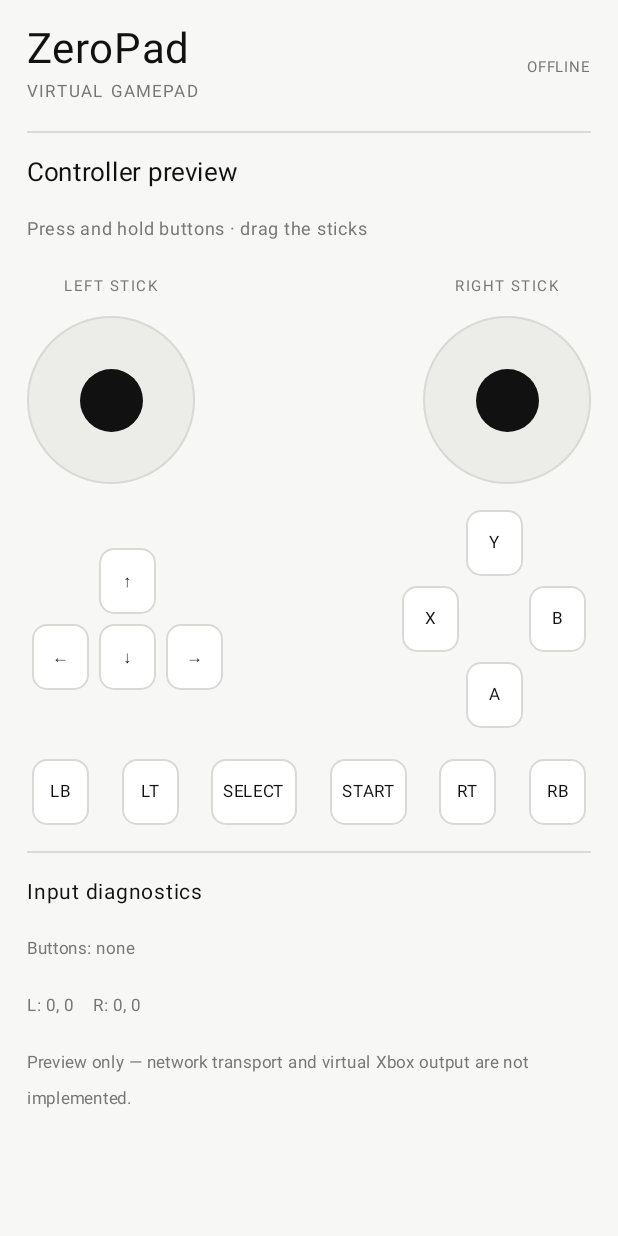
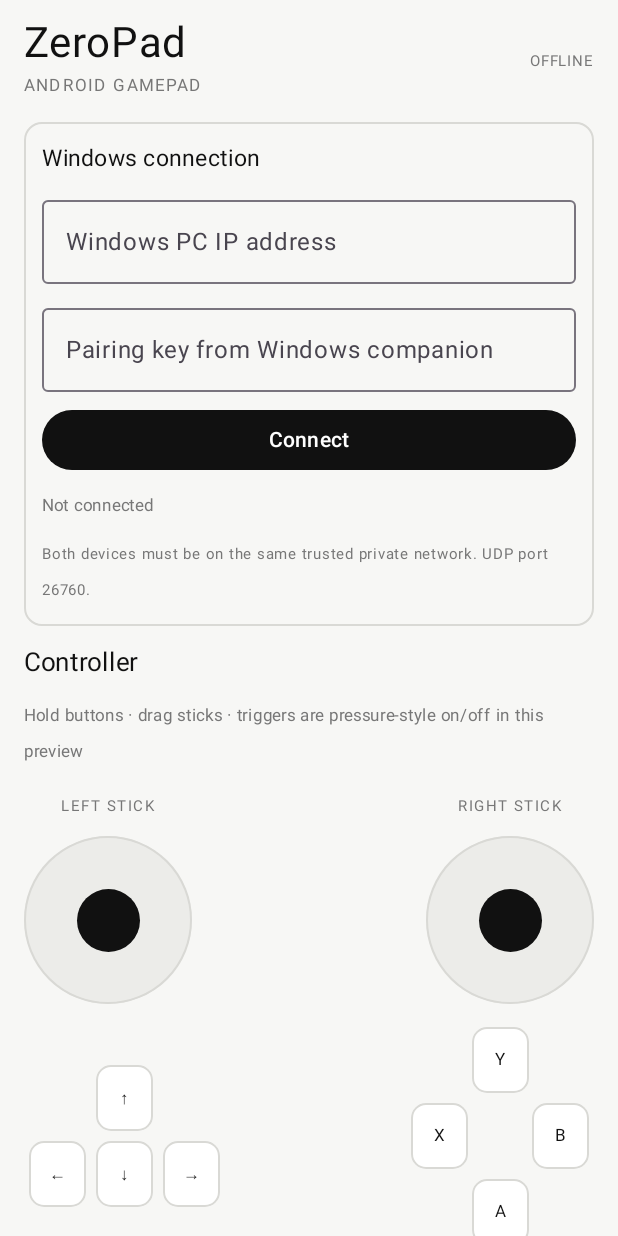
Before and after one commit to Aasimabdul/Zeropad, an Android app built with Jetpack Compose: the screen it shows after launch (MainActivity), on a phone screen of 412 x 824 dp. Run offline under Robolectric (Android 15) with nearby library versions, the phone set to English and light mode, and no system bars.

Commit message:
feat(android): connect controller UI to authenticated UDP sender

```diff
--- a/android/app/src/main/java/com/simbuild/zeropad/MainActivity.kt
+++ b/android/app/src/main/java/com/simbuild/zeropad/MainActivity.kt
@@ -8,9 +8,14 @@ import androidx.compose.foundation.border
 import androidx.compose.foundation.gestures.detectDragGestures
 import androidx.compose.foundation.gestures.detectTapGestures
 import androidx.compose.foundation.layout.*
+import androidx.compose.foundation.rememberScrollState
 import androidx.compose.foundation.shape.CircleShape
 import androidx.compose.foundation.shape.RoundedCornerShape
+import androidx.compose.foundation.verticalScroll
+import androidx.compose.material3.Button
+import androidx.compose.material3.ButtonDefaults
 import androidx.compose.material3.MaterialTheme
+import androidx.compose.material3.OutlinedTextField
 import androidx.compose.material3.Surface
 import androidx.compose.material3.Text
 import androidx.compose.runtime.*
@@ -21,6 +26,13 @@ import androidx.compose.ui.graphics.Color
 import androidx.compose.ui.input.pointer.pointerInput
 import androidx.compose.ui.unit.dp
 import androidx.compose.ui.unit.sp
+import kotlinx.coroutines.Dispatchers
+import kotlinx.coroutines.delay
+import kotlinx.coroutines.isActive
+import kotlinx.coroutines.launch
+import kotlinx.coroutines.flow.collectLatest
+import kotlinx.coroutines.flow.snapshotFlow
+import kotlinx.coroutines.withContext
 import kotlin.math.roundToInt
 
 private val Paper = Color(0xFFF7F7F5)
@@ -42,26 +54,113 @@ class MainActivity : ComponentActivity() {
 @Composable
 private fun ControllerScreen() {
     val pressed = remember { mutableStateListOf<String>() }
+    val client = remember { UdpGamepadClient() }
+    val scope = rememberCoroutineScope()
+    var host by remember { mutableStateOf("") }
+    var pairingKey by remember { mutableStateOf("") }
+    var connected by remember { mutableStateOf(false) }
+    var hostSeen by remember { mutableStateOf(false) }
+    var status by remember { mutableStateOf("Not connected") }
     var leftX by remember { mutableFloatStateOf(0f) }
     var leftY by remember { mutableFloatStateOf(0f) }
     var rightX by remember { mutableFloatStateOf(0f) }
     var rightY by remember { mutableFloatStateOf(0f) }
 
+    DisposableEffect(client) {
+        onDispose { client.close() }
+    }
+
+    LaunchedEffect(connected) {
+        if (!connected) return@LaunchedEffect
+        launch {
+            snapshotFlow {
+                GamepadSnapshot(
+                    buttons = pressed.filter { it != "LT" && it != "RT" }.toSet(),
+                    leftX = leftX,
+                    leftY = leftY,
+                    rightX = rightX,
+                    rightY = rightY,
+                    leftTrigger = if ("LT" in pressed) 1f else 0f,
+                    rightTrigger = if ("RT" in pressed) 1f else 0f
+                )
+            }.collectLatest { snapshot ->
+                while (isActive) {
+                    withContext(Dispatchers.IO) { client.send(snapshot) }
+                    delay(50)
+                }
+            }
+        }
+        launch {
+            while (isActive) {
+                val acknowledged = withContext(Dispatchers.IO) { client.receiveAck() }
+                if (acknowledged) {
+                    hostSeen = true
+                    status = "Connected · authenticated"
+                } else if (hostSeen) {
+                    hostSeen = false
+                    status = "Host not responding"
+                }
+            }
+        }
+    }
+
     Column(
-        Modifier.fillMaxSize().padding(horizontal = 18.dp, vertical = 16.dp),
-        verticalArrangement = Arrangement.spacedBy(14.dp)
+        Modifier.fillMaxSize().verticalScroll(rememberScrollState()).padding(horizontal = 16.dp, vertical = 12.dp),
+        verticalArrangement = Arrangement.spacedBy(12.dp)
     ) {
         Row(Modifier.fillMaxWidth(), verticalAlignment = Alignment.CenterVertically) {
             Column(Modifier.weight(1f)) {
                 Text("ZeroPad", fontSize = 28.sp, color = Ink)
-                Text("VIRTUAL GAMEPAD", fontSize = 11.sp, color = Muted, letterSpacing = 1.5.sp)
+                Text("ANDROID GAMEPAD", fontSize = 11.sp, color = Muted, letterSpacing = 1.5.sp)
             }
-            Text("OFFLINE", fontSize = 10.sp, color = Muted)
+            Text(if (hostSeen) "CONNECTED" else if (connected) "WAITING" else "OFFLINE", fontSize = 10.sp, color = Muted)
         }
-        Box(Modifier.fillMaxWidth().height(1.dp).background(Border))
-        Text("Controller preview", fontSize = 17.sp, color = Ink)
-        Text("Press and hold buttons · drag the sticks", fontSize = 12.sp, color = Muted)
 
+        Column(
+            Modifier.fillMaxWidth().border(1.dp, Border, RoundedCornerShape(12.dp)).padding(12.dp),
+            verticalArrangement = Arrangement.spacedBy(8.dp)
+        ) {
+            Text("Windows connection", fontSize = 15.sp, color = Ink)
+            OutlinedTextField(
+                value = host, onValueChange = { host = it },
+                modifier = Modifier.fillMaxWidth(), singleLine = true,
+                label = { Text("Windows PC IP address") },
+                placeholder = { Text("192.168.1.10") }
+            )
+            OutlinedTextField(
+                value = pairingKey, onValueChange = { pairingKey = it },
+                modifier = Modifier.fillMaxWidth(), singleLine = true,
+                label = { Text("Pairing key from Windows companion") }
+            )
+            Button(
+                onClick = {
+                    if (connected) {
+                        connected = false
+                        hostSeen = false
+                        status = "Not connected"
+                        client.close()
+                    } else {
+                        scope.launch {
+                            try {
+                                withContext(Dispatchers.IO) { client.connect(host, pairingKey) }
+                                hostSeen = false
+                                connected = true
+                                status = "Waiting for authenticated host response"
+                            } catch (error: Exception) {
+                                status = error.message ?: "Could not connect"
+                            }
+                        }
+                    }
+                },
+                colors = ButtonDefaults.buttonColors(containerColor = Ink, contentColor = Color.White),
+                modifier = Modifier.fillMaxWidth()
+            ) { Text(if (connected) "Disconnect" else "Connect") }
+            Text(status, fontSize = 11.sp, color = if (hostSeen) Ink else Muted)
+            Text("Both devices must be on the same trusted private network. UDP port 26760.", fontSize = 10.sp, color = Muted)
+        }
+
+        Text("Controller", fontSize = 17.sp, color = Ink)
+        Text("Hold buttons · drag sticks · triggers are pressure-style on/off in this preview", fontSize = 11.sp, color = Muted)
         Row(Modifier.fillMaxWidth(), horizontalArrangement = Arrangement.SpaceBetween, verticalAlignment = Alignment.CenterVertically) {
             StickPad("LEFT STICK", leftX, leftY, onAxis = { x, y -> leftX = x; leftY = y })
             StickPad("RIGHT STICK", rightX, rightY, onAxis = { x, y -> rightX = x; rightY = y })
@@ -80,7 +179,7 @@ private fun ControllerScreen() {
                 PadButton("Y", pressed.contains("Y")) { update(pressed, "Y", it) }
                 Row {
                     PadButton("X", pressed.contains("X")) { update(pressed, "X", it) }
-                    Spacer(Modifier.width(40.dp))
+                    Spacer(Modifier.width(36.dp))
                     PadButton("B", pressed.contains("B")) { update(pressed, "B", it) }
                 }
                 PadButton("A", pressed.contains("A")) { update(pressed, "A", it) }
@@ -94,10 +193,10 @@ private fun ControllerScreen() {
         }
 
         Box(Modifier.fillMaxWidth().height(1.dp).background(Border))
-        Text("Input diagnostics", fontSize = 14.sp, color = Ink)
+        Text("Diagnostics", fontSize = 14.sp, color = Ink)
         Text("Buttons: ${pressed.joinToString().ifEmpty { "none" }}", fontSize = 11.sp, color = Muted)
         Text("L: ${axisText(leftX)}, ${axisText(leftY)}    R: ${axisText(rightX)}, ${axisText(rightY)}", fontSize = 11.sp, color = Muted)
-        Text("Preview only — network transport and virtual Xbox output are not implemented.", fontSize = 11.sp, color = Muted)
+        Text("Network sends at 20 Hz with authenticated snapshots. Latency measurements and USB are not implemented yet.", fontSize = 11.sp, color = Muted)
     }
 }
 
@@ -152,11 +251,7 @@ private fun PadButton(label: String, active: Boolean, onInput: (Boolean) -> Unit
             .pointerInput(label) {
                 detectTapGestures(onPress = {
                     onInput(true)
-                    try {
-                        tryAwaitRelease()
-                    } finally {
-                        onInput(false)
-                    }
+                    try { tryAwaitRelease() } finally { onInput(false) }
                 })
             },
         contentAlignment = Alignment.Center
```
